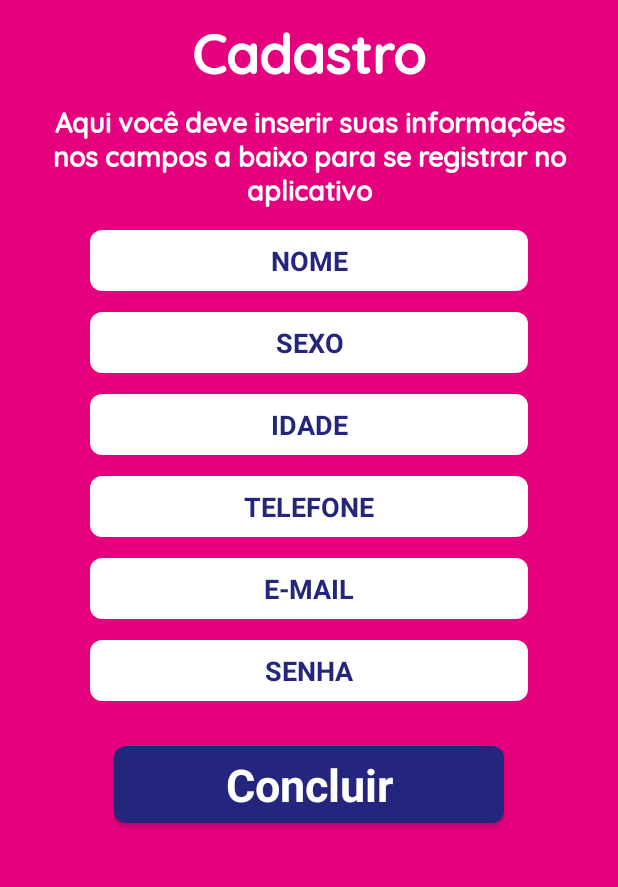
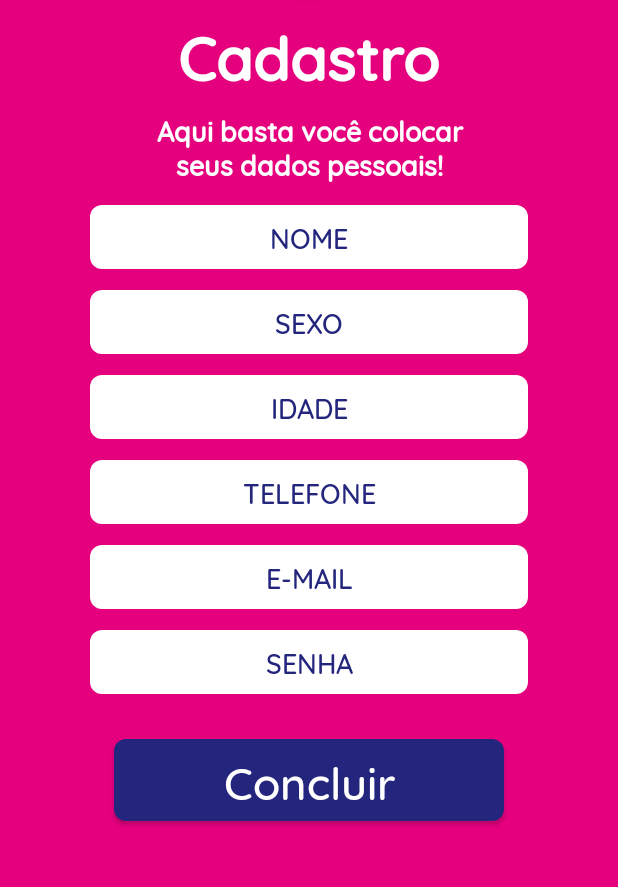
Before and after one commit to thaynnara007/App-CER, an Android app: the RegisterActivity screen opened directly, with no data from a screen before it, on a phone screen of 412 x 824 dp, the part 212-1099 px from its top. Run offline under Robolectric (Android 15) with nearby library versions, the phone set to English and light mode, and no system bars.

Commit message:
finish register layout

```diff
--- a/app/src/main/java/com/example/app_cer/activity/Login.java
+++ b/app/src/main/java/com/example/app_cer/activity/Login.java
@@ -3,8 +3,10 @@ package com.example.app_cer.activity;
 import androidx.appcompat.app.AppCompatActivity;
 import androidx.core.content.res.ResourcesCompat;
 
+import android.content.Intent;
 import android.graphics.Typeface;
 import android.os.Bundle;
+import android.view.View;
 import android.widget.Button;
 import android.widget.CheckBox;
 import android.widget.EditText;
@@ -41,5 +43,17 @@ public class Login extends AppCompatActivity {
         getInButton.setTypeface(quicksand);
         registerButton.setTypeface(quicksand);
 
+        registerButton.setOnClickListener(new View.OnClickListener() {
+            @Override
+            public void onClick(View view) {
+                Intent goToRegisterActivity = new Intent(
+                        getApplicationContext(),
+                        RegisterActivity.class
+                );
+
+                startActivity(goToRegisterActivity);
+            }
+        });
+
     }
 }
--- a/app/src/main/java/com/example/app_cer/activity/RegisterActivity.java
+++ b/app/src/main/java/com/example/app_cer/activity/RegisterActivity.java
@@ -1,16 +1,48 @@
 package com.example.app_cer.activity;
 
 import androidx.appcompat.app.AppCompatActivity;
+import androidx.core.content.res.ResourcesCompat;
 
+import android.graphics.Typeface;
 import android.os.Bundle;
+import android.widget.Button;
+import android.widget.EditText;
 
 import com.example.app_cer.R;
 
 public class RegisterActivity extends AppCompatActivity {
 
+    EditText nameInput;
+    EditText genderInput;
+    EditText ageInput;
+    EditText phoneInput;
+    EditText emailInput;
+    EditText passwordInput;
+    Button registerButton;
+    Typeface quicksand;
+
     @Override
     protected void onCreate(Bundle savedInstanceState) {
         super.onCreate(savedInstanceState);
         setContentView(R.layout.activity_register);
+
+        nameInput = findViewById(R.id.nameInput);
+        genderInput = findViewById(R.id.genderInput);
+        ageInput = findViewById(R.id.ageInput);
+        phoneInput = findViewById(R.id.phoneInput);
+        emailInput = findViewById(R.id.emailRegisterInput);
+        passwordInput = findViewById(R.id.passwordRegisterInput);
+        registerButton = findViewById(R.id.registerPageButton);
+
+        quicksand = ResourcesCompat.getFont(getApplicationContext(), R.font.quicksand_medium);
+
+        nameInput.setTypeface(quicksand);
+        genderInput.setTypeface(quicksand);
+        ageInput.setTypeface(quicksand);
+        phoneInput.setTypeface(quicksand);
+        emailInput.setTypeface(quicksand);
+        passwordInput.setTypeface(quicksand);
+        registerButton.setTypeface(quicksand);
+
     }
 }
--- a/app/src/main/res/layout/activity_main.xml
+++ b/app/src/main/res/layout/activity_main.xml
@@ -31,7 +31,7 @@
         android:id="@+id/textView3"
         android:layout_width="wrap_content"
         android:layout_height="wrap_content"
-        android:layout_marginTop="45dp"
+        android:layout_marginTop="30dp"
         android:text="@string/welcome"
         android:textColor="@android:color/background_light"
         android:textSize="@dimen/titlePageSize"
--- a/app/src/main/res/layout/activity_register.xml
+++ b/app/src/main/res/layout/activity_register.xml
@@ -73,6 +73,8 @@
             android:layout_marginEnd="32dp"
             android:layout_marginRight="32dp"
             android:gravity="center"
+            android:paddingLeft="60dp"
+            android:paddingRight="60dp"
             android:text="@string/registerPageDescription"
             android:textColor="@android:color/background_light"
             android:textSize="@dimen/defaultTextSize"
@@ -80,7 +82,7 @@
             app:fontFamily="@font/quicksand_medium" />
 
         <EditText
-            android:id="@+id/editText"
+            android:id="@+id/nameInput"
             android:layout_width="match_parent"
             android:layout_height="wrap_content"
             android:layout_gravity="center"
@@ -103,7 +105,7 @@
             android:textStyle="bold" />
 
         <EditText
-            android:id="@+id/editText2"
+            android:id="@+id/genderInput"
             android:layout_width="match_parent"
             android:layout_height="wrap_content"
             android:layout_gravity="center"
@@ -126,7 +128,7 @@
             android:textStyle="bold" />
 
         <EditText
-            android:id="@+id/editText3"
+            android:id="@+id/ageInput"
             android:layout_width="match_parent"
             android:layout_height="wrap_content"
             android:layout_gravity="center"
@@ -137,7 +139,7 @@
             android:ems="10"
             android:gravity="center"
             android:hint="@string/ageInputHint"
-            android:inputType="textPersonName"
+            android:inputType="textShortMessage|number|textPersonName"
             android:paddingTop="8dp"
             android:paddingBottom="8dp"
             android:shadowDx="10"
@@ -149,7 +151,7 @@
             android:textStyle="bold" />
 
         <EditText
-            android:id="@+id/editText4"
+            android:id="@+id/phoneInput"
             android:layout_width="match_parent"
             android:layout_height="wrap_content"
             android:layout_gravity="center"
@@ -160,7 +162,7 @@
             android:ems="10"
             android:gravity="center"
             android:hint="@string/phoneInputHint"
-            android:inputType="textPersonName"
+            android:inputType="number|textPersonName"
             android:paddingTop="8dp"
             android:paddingBottom="8dp"
             android:shadowDx="10"
@@ -172,7 +174,7 @@
             android:textStyle="bold" />
 
         <EditText
-            android:id="@+id/editText5"
+            android:id="@+id/emailRegisterInput"
             android:layout_width="match_parent"
             android:layout_height="wrap_content"
             android:layout_gravity="center"
@@ -195,7 +197,7 @@
             android:textStyle="bold" />
 
         <EditText
-            android:id="@+id/editText6"
+            android:id="@+id/passwordRegisterInput"
             android:layout_width="match_parent"
             android:layout_height="wrap_content"
             android:layout_gravity="center"
@@ -206,7 +208,7 @@
             android:ems="10"
             android:gravity="center"
             android:hint="@string/passwordRegisterInputHint"
-            android:inputType="textPersonName"
+            android:inputType="textPersonName|textPassword"
             android:paddingTop="8dp"
             android:paddingBottom="8dp"
             android:shadowDx="10"
@@ -218,7 +220,7 @@
             android:textStyle="bold" />
 
         <Button
-            android:id="@+id/button"
+            android:id="@+id/registerPageButton"
             android:layout_width="260dp"
             android:layout_height="wrap_content"
             android:layout_gravity="center"
--- a/app/src/main/res/values/dimens.xml
+++ b/app/src/main/res/values/dimens.xml
@@ -11,7 +11,7 @@
     <dimen name="insideCardViewHigth">100dp</dimen>
     <dimen name="insideCardViewRadius">50dp</dimen>
     <dimen name="insideCardViewMarginButton">18dp</dimen>
-    <dimen name="titlePageSize">36sp</dimen>
+    <dimen name="titlePageSize">40sp</dimen>
     <dimen name="defaultTextSize">18sp</dimen>
     <dimen name="defaultTextButtonSize">30sp</dimen>
     <dimen name="registerInputdMarginTop">14dp</dimen>
--- a/app/src/main/res/values/strings.xml
+++ b/app/src/main/res/values/strings.xml
@@ -11,7 +11,7 @@
     <string name="inButton">Entrar</string>
     <string name="regiterButton">Cadastrar agora?</string>
     <string name="registerText">Cadastro</string>
-    <string name="registerPageDescription">Aqui você deve inserir suas informações nos campos a baixo para se registrar no aplicativo</string>
+    <string name="registerPageDescription">Aqui basta você colocar seus dados pessoais!</string>
     <string name="nameInputHint">NOME</string>
     <string name="genderInputHint">SEXO</string>
     <string name="ageInputHint">IDADE</string>
```
